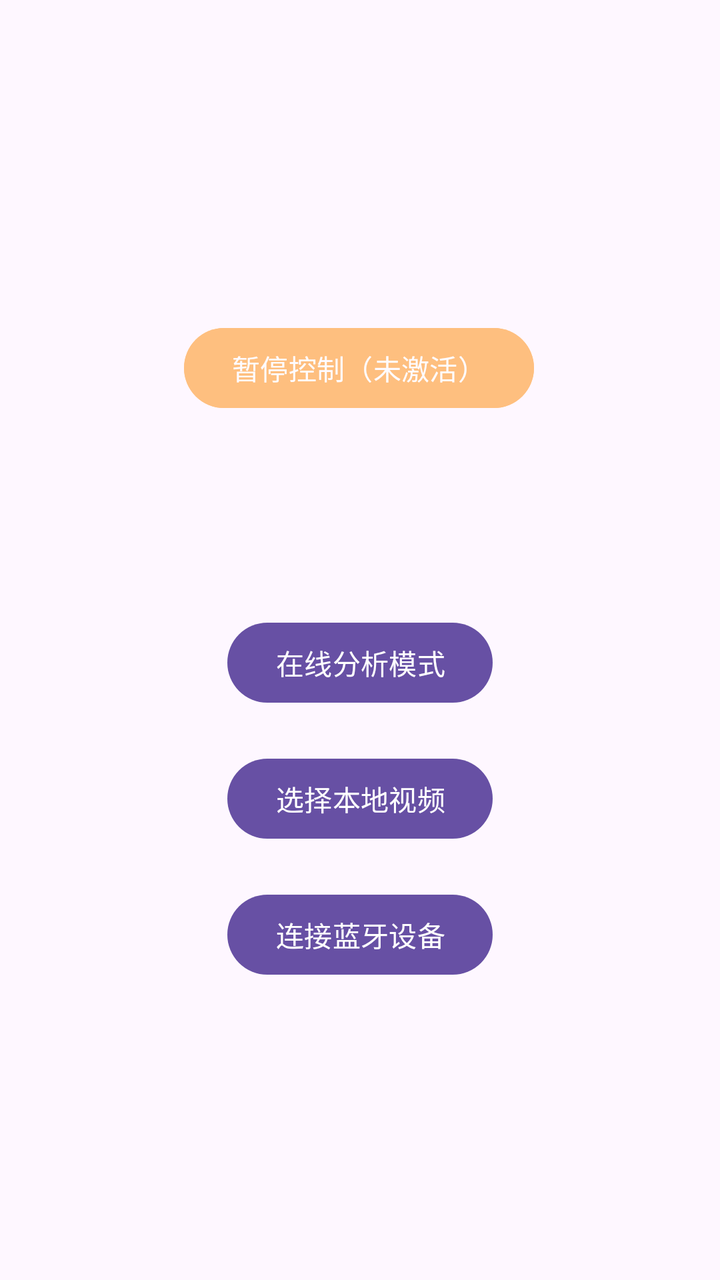
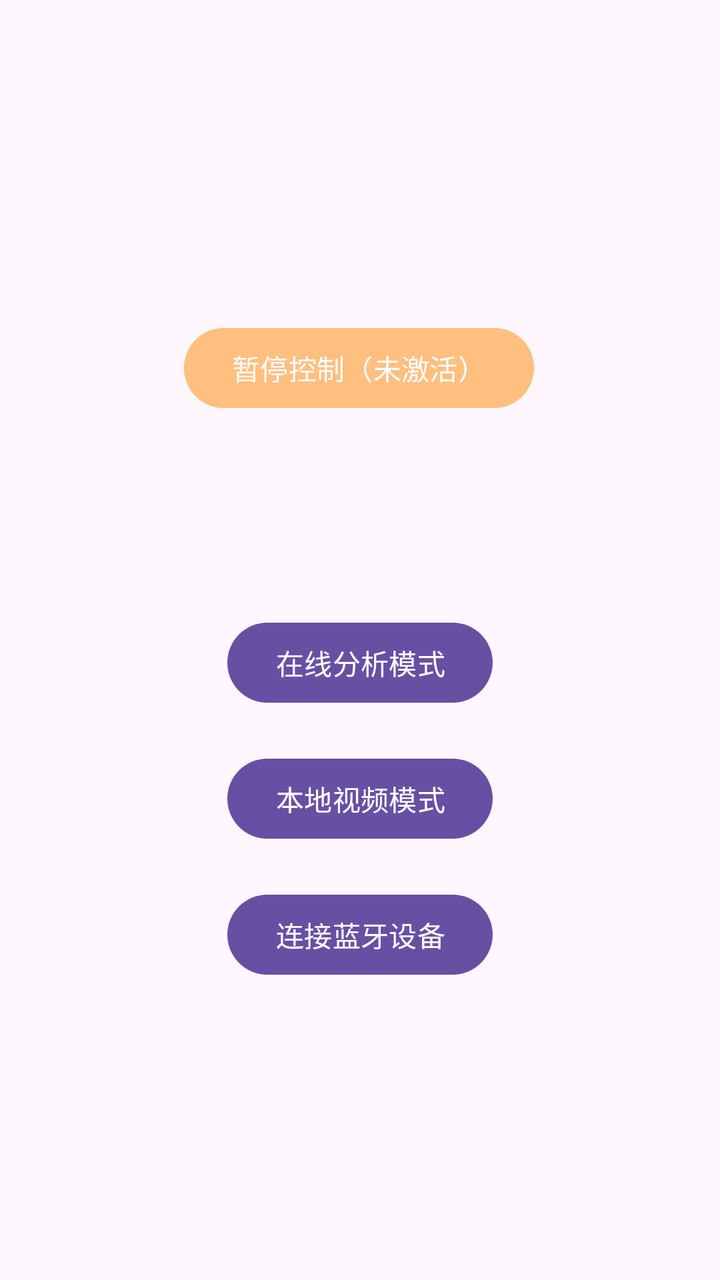

The first picture is an Android layout as it rendered before a commit; the second is the same layout after the commit. The layout source and the unified diff follow.
<!-- AndroidManifest.xml: application theme Theme.Helloworld -->
<!-- res/layout/activity_main.xml -->
<?xml version="1.0" encoding="utf-8"?>
<androidx.constraintlayout.widget.ConstraintLayout xmlns:android="http://schemas.android.com/apk/res/android"
    xmlns:app="http://schemas.android.com/apk/res-auto"
    xmlns:tools="http://schemas.android.com/tools"
    android:layout_width="match_parent"
    android:layout_height="match_parent">

    <androidx.constraintlayout.widget.Guideline
        android:id="@+id/guideline_vertical"
        android:layout_width="wrap_content"
        android:layout_height="wrap_content"
        android:orientation="vertical"
        app:layout_constraintGuide_percent="0.5" />

    

    <Button
        android:id="@+id/btnResumeControl"
        android:layout_width="wrap_content"
        android:layout_height="wrap_content"
        android:layout_marginTop="160dp"
        android:alpha="0.5"
        android:backgroundTint="@android:color/holo_orange_dark"
        android:enabled="false"
        android:text="暂停控制（未激活）"
        android:textColor="@android:color/white"
        app:layout_constraintEnd_toEndOf="parent"
        app:layout_constraintHorizontal_bias="0.497"
        app:layout_constraintStart_toStartOf="parent"
        app:layout_constraintTop_toTopOf="parent" />

    <Button
        android:id="@+id/btnOnlineAnalysis"
        android:layout_width="wrap_content"
        android:layout_height="wrap_content"
        android:text="在线分析模式"
        app:layout_constraintBottom_toTopOf="@+id/btnSelectVideo"
        app:layout_constraintEnd_toEndOf="parent"
        app:layout_constraintStart_toStartOf="parent"
        app:layout_constraintTop_toBottomOf="@+id/btnResumeControl"
        app:layout_constraintVertical_bias="0.4"
        app:layout_constraintVertical_chainStyle="packed" />

    <Button
        android:id="@+id/btnSelectVideo"
        android:layout_width="wrap_content"
        android:layout_height="wrap_content"
        android:layout_marginTop="20dp"
        android:text="选择本地视频"
        app:layout_constraintBottom_toTopOf="@+id/btnConnectBluetooth"
        app:layout_constraintEnd_toEndOf="parent"
        app:layout_constraintStart_toStartOf="parent"
        app:layout_constraintTop_toBottomOf="@+id/btnOnlineAnalysis" />

    
    <Button
        android:id="@+id/btnConnectBluetooth"
        android:layout_width="wrap_content"
        android:layout_height="wrap_content"
        android:layout_marginTop="20dp"
        android:text="连接蓝牙设备"
        app:layout_constraintBottom_toBottomOf="parent"
        app:layout_constraintEnd_toEndOf="parent"
        app:layout_constraintStart_toStartOf="parent"
        app:layout_constraintTop_toBottomOf="@+id/btnSelectVideo"
        app:layout_constraintVertical_bias="0.0" />

</androidx.constraintlayout.widget.ConstraintLayout>
<!-- resources referenced by this layout -->
<resources>
  <style name="Theme.Helloworld" parent="Base.Theme.Helloworld" />
  <style name="Base.Theme.Helloworld" parent="Theme.Material3.DayNight.NoActionBar">
          
          
      </style>
</resources>

<!-- the commit's change to res/layout/activity_main.xml (unified diff, before → after) -->
@@ -46,7 +46,7 @@
         android:layout_width="wrap_content"
         android:layout_height="wrap_content"
         android:layout_marginTop="20dp"
-        android:text="选择本地视频"
+        android:text="本地视频模式"
         app:layout_constraintBottom_toTopOf="@+id/btnConnectBluetooth"
         app:layout_constraintEnd_toEndOf="parent"
         app:layout_constraintStart_toStartOf="parent"
